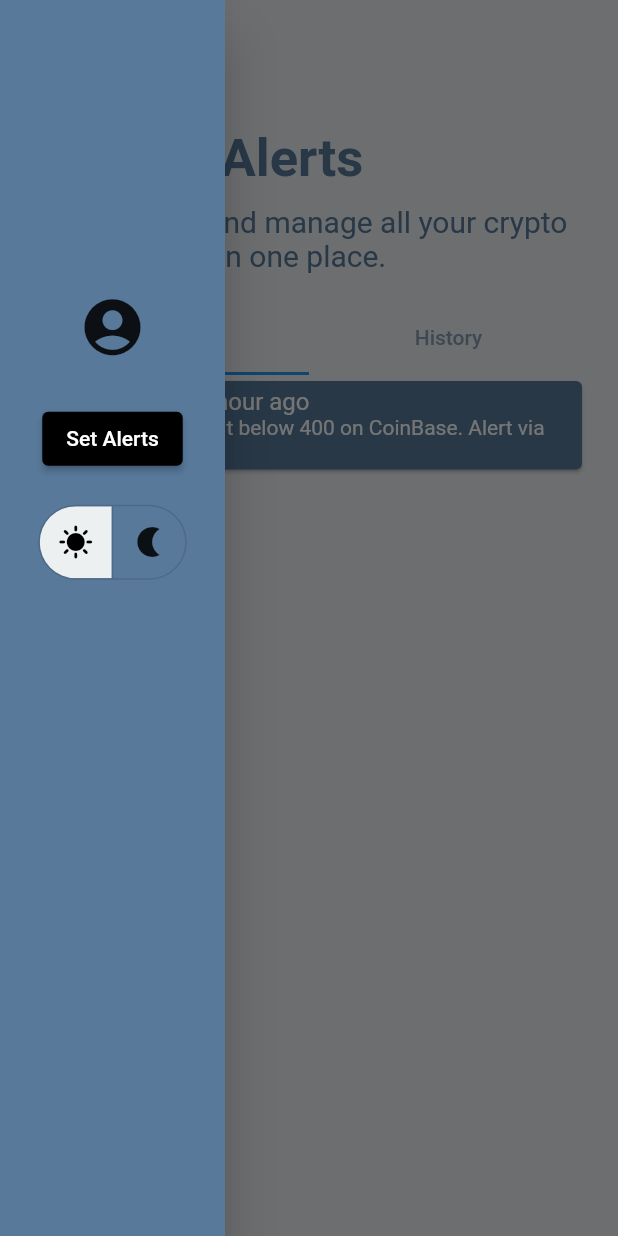
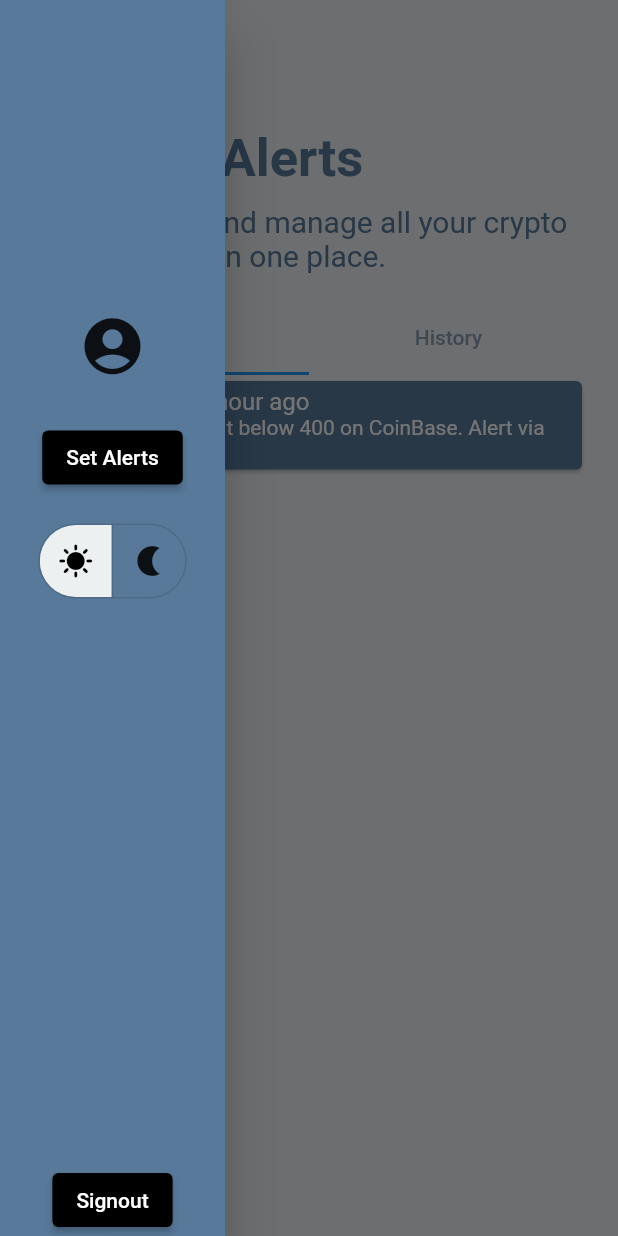
Before and after one commit to ma-futa/Cryptoping, a Flutter app: the MyAlerts screen opened by its route, with the side drawer open, on a phone screen of 412 x 824 dp. Run offline on Flutter 3.47's test engine with Material 2 defaults, Android fonts, the light colour scheme and no system bars; our stand-ins replace simple_animations; missing offline and left inert: amplify_auth_cognito, amplify_flutter.

Commit message:
implemented signout

```diff
--- a/lib/main.dart
+++ b/lib/main.dart
@@ -1,3 +1,5 @@
+import 'package:amplify_auth_cognito/amplify_auth_cognito.dart';
+import 'package:amplify_flutter/amplify_flutter.dart';
 import 'package:crypto_ping_v1/pages/landing_page.dart';
 import 'package:crypto_ping_v1/pages/login_page.dart';
 import 'package:crypto_ping_v1/pages/my_alerts.dart';
@@ -9,14 +11,46 @@ import 'package:flutter/material.dart';
 import 'package:flutter/services.dart';
 import 'package:provider/provider.dart';
 
+import 'amplifyconfiguration.dart';
+
 void main() {
   SystemChrome.setSystemUIOverlayStyle(const SystemUiOverlayStyle(
       systemNavigationBarColor: Color.fromARGB(129, 44, 62, 80)));
   runApp(const MyApp());
 }
 
-class MyApp extends StatelessWidget {
+class MyApp extends StatefulWidget {
   const MyApp({Key? key}) : super(key: key);
+
+  @override
+  State<MyApp> createState() => _MyAppState();
+}
+
+class _MyAppState extends State<MyApp> {
+  @override
+  void initState() {
+    super.initState();
+    _configureAmplify();
+  }
+
+  Future<void> _configureAmplify() async {
+    // Add any Amplify plugins you want to use
+    final authPlugin = AmplifyAuthCognito();
+    await Amplify.addPlugin(authPlugin);
+
+    // You can use addPlugins if you are going to be adding multiple plugins
+    // await Amplify.addPlugins([authPlugin, analyticsPlugin]);
+
+    // Once Plugins are added, configure Amplify
+    // Note: Amplify can only be configured once.
+    try {
+      await Amplify.configure(amplifyconfig);
+    } on AmplifyAlreadyConfiguredException {
+      print(
+          "Tried to reconfigure Amplify; this can occur when your app restarts on Android.");
+    }
+  }
+
   @override
   Widget build(BuildContext context) {
     return MultiProvider(
--- a/lib/widgets/main_drawer.dart
+++ b/lib/widgets/main_drawer.dart
@@ -1,6 +1,8 @@
+import 'package:amplify_flutter/amplify_flutter.dart';
 import 'package:flutter/material.dart';
 import 'package:provider/provider.dart';
 
+import '../pages/landing_page.dart';
 import '../pages/my_alerts.dart';
 import '../pages/profile_page.dart';
 import '../pages/set_alert_page.dart';
@@ -31,6 +33,7 @@ class MainDrawer extends StatelessWidget {
               // crossAxisAlignment: CrossAxisAlignment.stretch,
               // mainAxisAlignment: MainAxisAlignment.center,
               children: [
+                SizedBox(height: 200),
                 IconButton(
                     onPressed: () =>
                         Navigator.of(context).pushNamed(ProfilePage.route),
@@ -68,10 +71,28 @@ class MainDrawer extends StatelessWidget {
                     onPressed: (_) =>
                         Provider.of<ThemeProvider>(context, listen: false)
                             .changeTheme()),
-                SizedBox(height: 250),
+
+                Spacer(),
+                ElevatedButton(
+                  style: ElevatedButton.styleFrom(primary: Colors.black),
+                  onPressed: () async {
+                    await signoutMethod();
+                    Navigator.of(context).popAndPushNamed(LandingPage.route);
+                  },
+                  child: const Text('Signout',
+                      style: TextStyle(color: Colors.white)),
+                ),
               ],
             ),
           ),
         ));
   }
 }
+
+Future<void> signoutMethod() async {
+  try {
+    final result = await Amplify.Auth.signOut();
+  } on AuthException catch (e) {
+    print(e.message);
+  }
+}
```
Also changed, not shown: lib/pages/landing_page.dart (+1 -21 lines).
